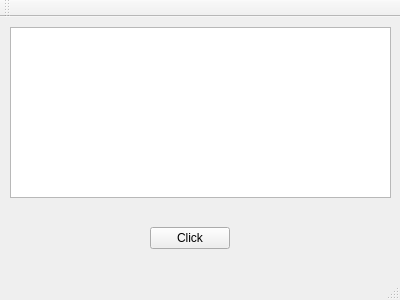
Above: cpptest/mainwindow.ui from antonstakhouski/cpptest before the change. Below: the same form after it.
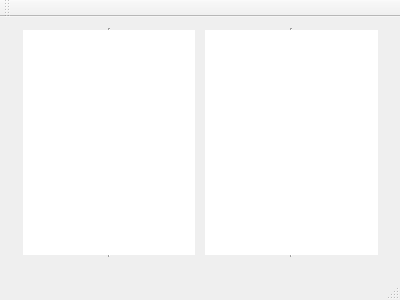
That is the form after the change.

Commit message: class redesign. deep copy construcor added

Diff of the .ui file:
```diff
--- a/cpptest/mainwindow.ui
+++ b/cpptest/mainwindow.ui
@@ -14,28 +14,34 @@
    <string>MainWindow</string>
   </property>
   <widget class="QWidget" name="centralWidget">
-   <widget class="QPushButton" name="pushButton">
-    <property name="geometry">
-     <rect>
-      <x>150</x>
-      <y>210</y>
-      <width>80</width>
-      <height>22</height>
-     </rect>
-    </property>
-    <property name="text">
-     <string>Click</string>
-    </property>
-   </widget>
-   <widget class="QTextBrowser" name="textBrowser">
+   <widget class="QWidget" name="gridLayoutWidget">
     <property name="geometry">
      <rect>
       <x>10</x>
-      <y>10</y>
+      <y>0</y>
       <width>381</width>
-      <height>171</height>
+      <height>251</height>
      </rect>
     </property>
+    <layout class="QGridLayout" name="gridLayout">
+     <item row="9" column="1">
+      <widget class="QTextBrowser" name="textBrowser">
+       <property name="frameShape">
+        <enum>QFrame::VLine</enum>
+       </property>
+      </widget>
+     </item>
+     <item row="9" column="0">
+      <widget class="QTextBrowser" name="textBrowser_2">
+       <property name="frameShape">
+        <enum>QFrame::VLine</enum>
+       </property>
+       <property name="frameShadow">
+        <enum>QFrame::Sunken</enum>
+       </property>
+      </widget>
+     </item>
+    </layout>
    </widget>
   </widget>
   <widget class="QMenuBar" name="menuBar">
```
The commit also changes 3 other files.
